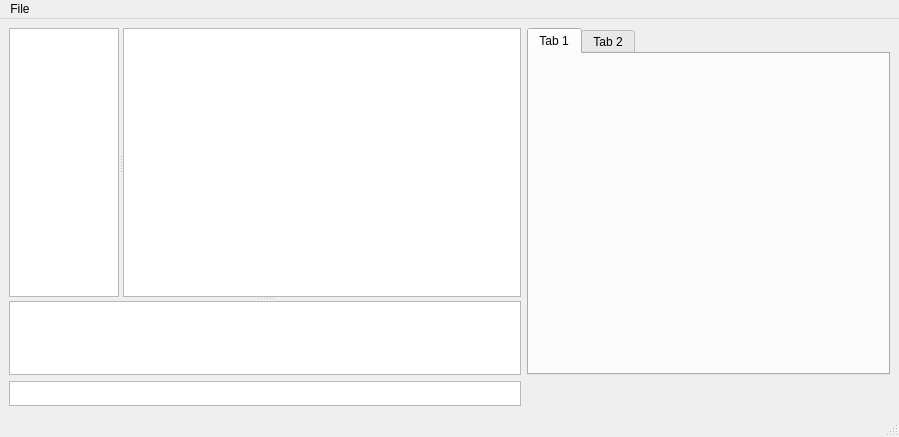
Before: the Qt Designer form qtpad.ui in IronJulo/QtPad, drawn with Qt 5.
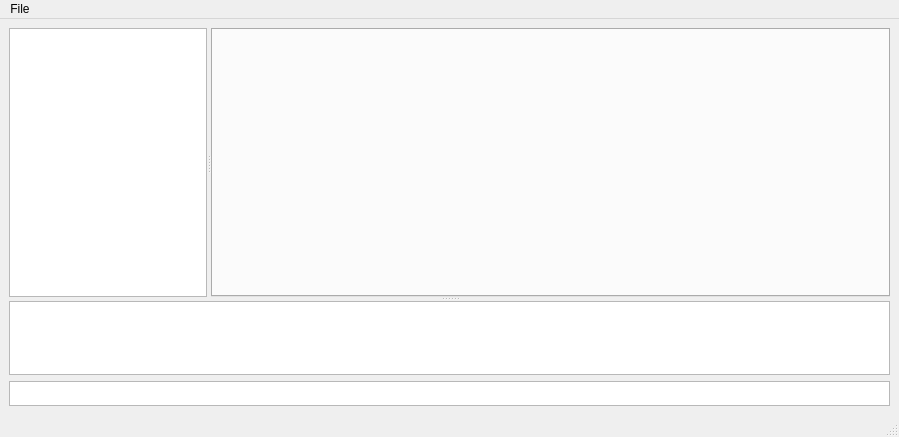
After: the same form once the commit is applied. Custom widgets are drawn as their Qt base class.

```diff
--- a/qtpad.ui
+++ b/qtpad.ui
@@ -28,6 +28,57 @@
    </property>
    <layout class="QGridLayout" name="gridLayout">
     <item row="1" column="0">
+     <widget class="QSplitter" name="splitter_2">
+      <property name="sizePolicy">
+       <sizepolicy hsizetype="Preferred" vsizetype="Expanding">
+        <horstretch>255</horstretch>
+        <verstretch>0</verstretch>
+       </sizepolicy>
+      </property>
+      <property name="orientation">
+       <enum>Qt::Vertical</enum>
+      </property>
+      <widget class="QSplitter" name="splitter">
+       <property name="sizePolicy">
+        <sizepolicy hsizetype="Expanding" vsizetype="Expanding">
+         <horstretch>255</horstretch>
+         <verstretch>200</verstretch>
+        </sizepolicy>
+       </property>
+       <property name="orientation">
+        <enum>Qt::Horizontal</enum>
+       </property>
+       <widget class="QTreeView" name="treeView">
+        <property name="enabled">
+         <bool>true</bool>
+        </property>
+        <property name="sizePolicy">
+         <sizepolicy hsizetype="Expanding" vsizetype="Expanding">
+          <horstretch>1</horstretch>
+          <verstretch>0</verstretch>
+         </sizepolicy>
+        </property>
+       </widget>
+       <widget class="QTabWidget" name="tabWidget">
+        <property name="sizePolicy">
+         <sizepolicy hsizetype="Expanding" vsizetype="Expanding">
+          <horstretch>220</horstretch>
+          <verstretch>0</verstretch>
+         </sizepolicy>
+        </property>
+       </widget>
+      </widget>
+      <widget class="QPlainTextEdit" name="console">
+       <property name="sizePolicy">
+        <sizepolicy hsizetype="Expanding" vsizetype="Expanding">
+         <horstretch>255</horstretch>
+         <verstretch>55</verstretch>
+        </sizepolicy>
+       </property>
+      </widget>
+     </widget>
+    </item>
+    <item row="2" column="0">
      <widget class="QTextEdit" name="textEdit_2">
       <property name="sizePolicy">
        <sizepolicy hsizetype="Expanding" vsizetype="Fixed">
@@ -46,65 +97,6 @@
       </property>
      </widget>
     </item>
-    <item row="0" column="0">
-     <widget class="QSplitter" name="splitter_2">
-      <property name="orientation">
-       <enum>Qt::Vertical</enum>
-      </property>
-      <widget class="QSplitter" name="splitter">
-       <property name="sizePolicy">
-        <sizepolicy hsizetype="Expanding" vsizetype="Preferred">
-         <horstretch>0</horstretch>
-         <verstretch>200</verstretch>
-        </sizepolicy>
-       </property>
-       <property name="orientation">
-        <enum>Qt::Horizontal</enum>
-       </property>
-       <widget class="QTreeView" name="treeView">
-        <property name="sizePolicy">
-         <sizepolicy hsizetype="Expanding" vsizetype="Expanding">
-          <horstretch>55</horstretch>
-          <verstretch>200</verstretch>
-         </sizepolicy>
-        </property>
-       </widget>
-       <widget class="CodeEditor" name="plainTextEdit">
-        <property name="sizePolicy">
-         <sizepolicy hsizetype="Expanding" vsizetype="Expanding">
-          <horstretch>200</horstretch>
-          <verstretch>200</verstretch>
-         </sizepolicy>
-        </property>
-       </widget>
-      </widget>
-      <widget class="QPlainTextEdit" name="plainTextEdit">
-       <property name="sizePolicy">
-        <sizepolicy hsizetype="Expanding" vsizetype="Expanding">
-         <horstretch>0</horstretch>
-         <verstretch>55</verstretch>
-        </sizepolicy>
-       </property>
-      </widget>
-     </widget>
-    </item>
-    <item row="0" column="1">
-     <widget class="QTabWidget" name="tabWidget">
-      <property name="currentIndex">
-       <number>0</number>
-      </property>
-      <widget class="QWidget" name="tab_3">
-       <attribute name="title">
-        <string>Tab 1</string>
-       </attribute>
-      </widget>
-      <widget class="QWidget" name="tab_4">
-       <attribute name="title">
-        <string>Tab 2</string>
-       </attribute>
-      </widget>
-     </widget>
-    </item>
    </layout>
   </widget>
   <widget class="QMenuBar" name="menubar">
@@ -176,13 +168,6 @@
    </property>
   </action>
  </widget>
- <customwidgets>
-  <customwidget>
-   <class>CodeEditor</class>
-   <extends>QPlainTextEdit</extends>
-   <header>codeeditor.h</header>
-  </customwidget>
- </customwidgets>
  <resources/>
  <connections/>
 </ui>
```
